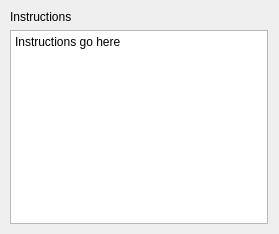
First picture: the form in src/client/welcome.ui, repository trigger-happy/Cerberus, before the edit.
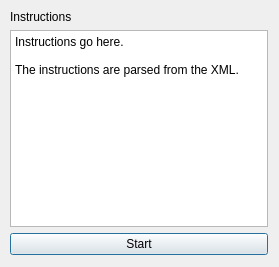
Second picture: the form after the edit.

Commit message: welcome: connected clicked signal to start slot (for Start button) reconnect: new generic reconnect to server modal dialog, UI created

```diff
--- a/src/client/welcome.ui
+++ b/src/client/welcome.ui
@@ -10,9 +10,15 @@
     <x>0</x>
     <y>0</y>
     <width>279</width>
-    <height>234</height>
+    <height>267</height>
    </rect>
   </property>
+  <property name="sizePolicy">
+   <sizepolicy hsizetype="Preferred" vsizetype="Preferred">
+    <horstretch>0</horstretch>
+    <verstretch>0</verstretch>
+   </sizepolicy>
+  </property>
   <property name="cursor">
    <cursorShape>ArrowCursor</cursorShape>
   </property>
@@ -22,13 +28,19 @@
   <property name="layoutDirection">
    <enum>Qt::LeftToRight</enum>
   </property>
+  <property name="sizeGripEnabled">
+   <bool>false</bool>
+  </property>
+  <property name="modal">
+   <bool>false</bool>
+  </property>
   <widget class="QWidget" name="">
    <property name="geometry">
     <rect>
      <x>10</x>
      <y>10</y>
      <width>258</width>
-     <height>214</height>
+     <height>245</height>
     </rect>
    </property>
    <layout class="QVBoxLayout" name="verticalLayout">
@@ -48,7 +60,9 @@
        <bool>true</bool>
       </property>
       <property name="plainText">
-       <string>Instructions go here</string>
+       <string>Instructions go here.
+
+The instructions are parsed from the XML.</string>
       </property>
       <property name="backgroundVisible">
        <bool>false</bool>
@@ -58,6 +72,13 @@
       </property>
      </widget>
     </item>
+    <item>
+     <widget class="QPushButton" name="start_btn">
+      <property name="text">
+       <string>Start</string>
+      </property>
+     </widget>
+    </item>
    </layout>
   </widget>
  </widget>
```
The commit also changes 3 other files.
